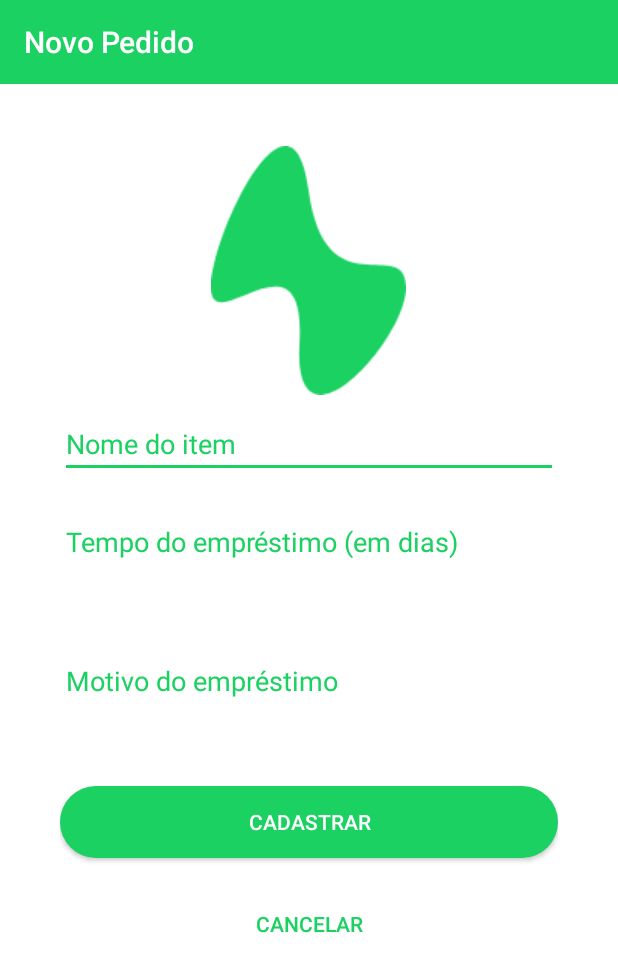
After one commit to Share-Hood/sharehood-app, an Android app: the NovoPedidoActivity screen opened directly, with no data from a screen before it, on a phone screen of 412 x 824 dp. The commit adds this screen. Shown: the top 972 px of the screen. Run offline under Robolectric (Android 15) with nearby library versions, the phone set to English and light mode, and no system bars.

Commit message:
Novo pedido

```diff
--- a/app/src/main/AndroidManifest.xml
+++ b/app/src/main/AndroidManifest.xml
@@ -12,7 +12,8 @@
         android:supportsRtl="true"
         android:theme="@style/AppTheme"
         android:usesCleartextTraffic="true">
-        <activity android:name=".ListaPedidosActivity"></activity>
+        <activity android:name=".NovoPedidoActivity"></activity>
+        <activity android:name=".ListaPedidosActivity" />
         <activity android:name=".CadastroUsuarioActivity" />
         <activity android:name=".EsqueciSenhaActivity" />
         <activity android:name=".MainActivity">
--- a/app/src/main/java/com/facom/sharehoodapp/ListaPedidosActivity.kt
+++ b/app/src/main/java/com/facom/sharehoodapp/ListaPedidosActivity.kt
@@ -1,7 +1,9 @@
 package com.facom.sharehoodapp
 
+import android.content.Intent
 import androidx.appcompat.app.AppCompatActivity
 import android.os.Bundle
+import android.view.View
 
 class ListaPedidosActivity : AppCompatActivity() {
 
@@ -9,4 +11,8 @@ class ListaPedidosActivity : AppCompatActivity() {
         super.onCreate(savedInstanceState)
         setContentView(R.layout.activity_lista_pedidos)
     }
+    fun goNovoPedido(view: View) {
+        val i = Intent(applicationContext, NovoPedidoActivity::class.java)
+        startActivity(i)
+    }
 }
--- /dev/null
+++ b/app/src/main/java/com/facom/sharehoodapp/NovoPedidoActivity.kt
@@ -0,0 +1,23 @@
+package com.facom.sharehoodapp
+
+import androidx.appcompat.app.AppCompatActivity
+import android.os.Bundle
+import android.view.View
+import android.widget.Button
+
+class NovoPedidoActivity : AppCompatActivity() {
+    private lateinit var btnNovoPedidoCadastrar: Button
+    private lateinit var btnNovoPedidoCancelar: Button
+
+    override fun onCreate(savedInstanceState: Bundle?) {
+        super.onCreate(savedInstanceState)
+        setContentView(R.layout.activity_novo_pedido)
+        btnNovoPedidoCadastrar = findViewById(R.id.btnNovoPedidoCadastrar)
+        btnNovoPedidoCancelar = findViewById(R.id.btnNovoPedidoCancelar)
+    }
+
+    fun cancelar(view: View) {
+        finish()
+    }
+
+}
--- a/app/src/main/res/layout/activity_lista_pedidos.xml
+++ b/app/src/main/res/layout/activity_lista_pedidos.xml
@@ -34,6 +34,7 @@
         android:background="@color/colorPrimary"
         android:src="@drawable/ic_add"
         app:layout_constraintBottom_toBottomOf="parent"
-        app:layout_constraintEnd_toEndOf="parent" />
+        app:layout_constraintEnd_toEndOf="parent"
+        android:onClick="goNovoPedido"/>
 
 </androidx.constraintlayout.widget.ConstraintLayout>
--- /dev/null
+++ b/app/src/main/res/layout/activity_novo_pedido.xml
@@ -0,0 +1,94 @@
+<?xml version="1.0" encoding="utf-8"?>
+<androidx.constraintlayout.widget.ConstraintLayout xmlns:android="http://schemas.android.com/apk/res/android"
+    xmlns:app="http://schemas.android.com/apk/res-auto"
+    xmlns:tools="http://schemas.android.com/tools"
+    android:layout_width="match_parent"
+    android:layout_height="match_parent"
+    tools:context=".NovoPedidoActivity"
+    android:background="@color/white">
+
+    <Toolbar
+        android:id="@+id/toolbar"
+        android:layout_width="match_parent"
+        android:layout_height="wrap_content"
+        android:background="@color/colorPrimary"
+        android:title="Novo Pedido"
+        app:layout_constraintEnd_toEndOf="parent"
+        app:layout_constraintStart_toStartOf="parent"
+        app:layout_constraintTop_toTopOf="parent" />
+
+    <LinearLayout
+        android:layout_width="match_parent"
+        android:layout_height="wrap_content"
+        android:padding="40dp"
+        app:layout_constraintTop_toBottomOf="@+id/toolbar"
+        tools:layout_editor_absoluteX="0dp"
+        android:orientation="vertical">
+
+        <ImageView
+            android:layout_width="wrap_content"
+            android:layout_height="wrap_content"
+            android:layout_gravity="center"
+            android:layout_marginTop="1dp"
+            android:layout_marginBottom="10dp"
+            android:src="@drawable/ic_launcher_background"/>
+
+        <EditText
+            android:id="@+id/edtTextNovoPedidoNomeItem"
+            android:layout_width="match_parent"
+            android:layout_height="wrap_content"
+            android:inputType="text"
+            android:layout_marginBottom="20dp"
+            android:textColor="@color/colorPrimary"
+            android:textColorHint="@color/colorPrimary"
+            android:hint="Nome do item"/>
+
+        <EditText
+            android:id="@+id/edtTextNovoPedidoTempo"
+            android:layout_width="match_parent"
+            android:layout_height="wrap_content"
+            android:inputType="text"
+            android:layout_marginBottom="20dp"
+            android:textColor="@color/colorPrimary"
+            android:textColorHint="@color/colorPrimary"
+            android:hint="Tempo do empréstimo (em dias)"/>
+
+        <EditText
+            android:id="@+id/edtTextNovoPedidoMotivo"
+            android:layout_width="match_parent"
+            android:layout_height="100dp"
+            android:inputType="text"
+            android:layout_marginBottom="20dp"
+            android:textColor="@color/colorPrimary"
+            android:textColorHint="@color/colorPrimary"
+            android:hint="Motivo do empréstimo"/>
+
+
+        <Button
+            android:id="@+id/btnNovoPedidoCadastrar"
+            android:layout_width="match_parent"
+            android:layout_height="wrap_content"
+            android:layout_marginBottom="20dp"
+            android:background="@drawable/rounded_corners_primary"
+            android:textColor="@color/white"
+            android:text="Cadastrar"
+            />
+
+        <Button
+            android:id="@+id/btnNovoPedidoCancelar"
+            android:layout_width="match_parent"
+            android:layout_height="wrap_content"
+            android:layout_marginBottom="20dp"
+            android:background="@color/transparent"
+            android:shadowDx="0"
+            android:shadowDy="0"
+            android:text="Cancelar"
+            android:textColor="@color/colorPrimary"
+            android:onClick="cancelar"/>
+
+
+
+
+    </LinearLayout>
+
+</androidx.constraintlayout.widget.ConstraintLayout>
```
